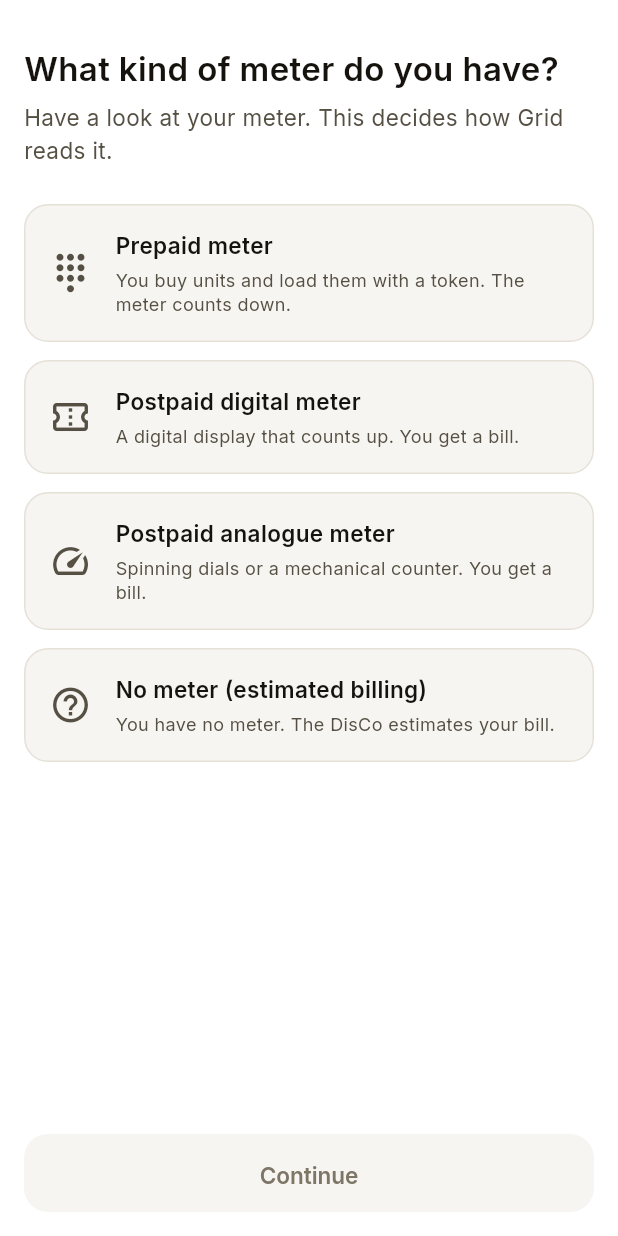
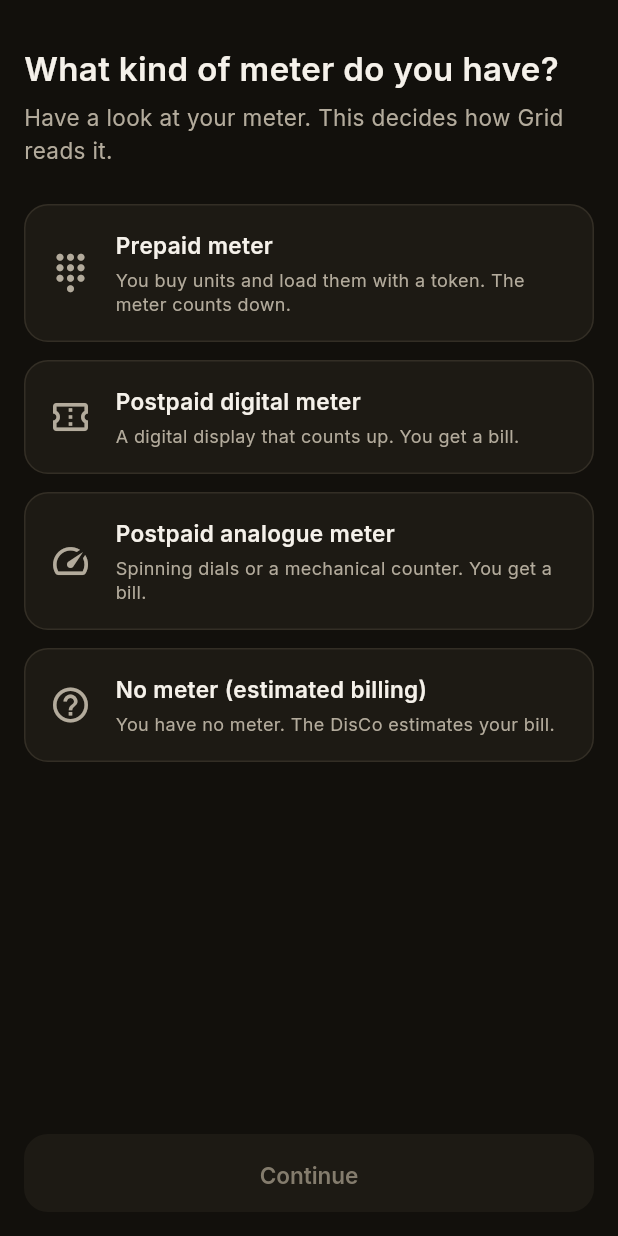
Before and after one commit to nobledeveloper01/grid, a Flutter app: the screen it shows after launch, on a phone screen of 412 x 824 dp. Run offline on Flutter 3.47's test engine with Material 3 defaults, Android fonts, the phone set to English and light mode, and no system bars; our stand-ins replace camera, drift, drift_flutter, flutter_riverpod, go_router, shared_preferences; accounts and stored records are empty; generated files the repository leaves out were written again.

Commit message:
Make dark the default theme rather than following the system preference

```diff
--- a/app/lib/app.dart
+++ b/app/lib/app.dart
@@ -14,9 +14,11 @@ class GridApp extends ConsumerWidget {
       debugShowCheckedModeBanner: false,
       theme: GridTheme.light(),
       darkTheme: GridTheme.dark(),
-      // Dark is the system default at night by preference, which is when
-      // people read meters.
-      themeMode: ThemeMode.system,
+      // Dark by default, not by system preference. This app is opened at a
+      // meter, outdoors, at night more often than not — and the amber on a
+      // warm black is the version of Grid that actually looks like the thing
+      // it is about. Light remains fully authored for daytime use.
+      themeMode: ThemeMode.dark,
       routerConfig: ref.watch(routerProvider),
     );
   }
```
